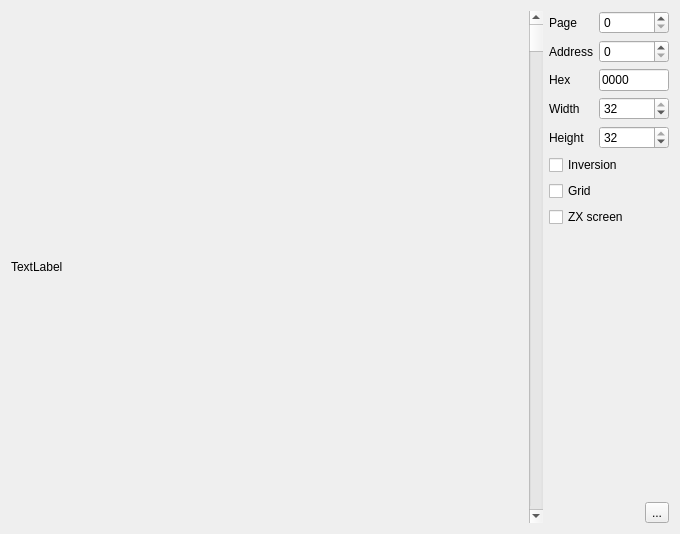
Old version of the form ui/memviewer.ui in the repository samstyle/Xpeccy.
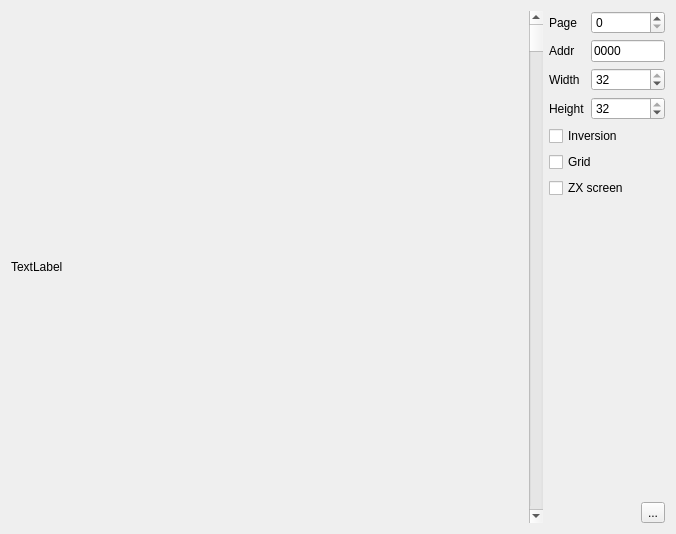
New version of the form. Icons and pictures are not drawn. Custom widgets are drawn as their Qt base class.

Commit message: build 20180106 [+] fix a crash on setting memory type 'address' [+] fix non-editing lines in dump table [+] add 'show keyboard' action to debugger tools menu

```diff
--- a/ui/memviewer.ui
+++ b/ui/memviewer.ui
@@ -9,7 +9,7 @@
    <rect>
     <x>0</x>
     <y>0</y>
-    <width>680</width>
+    <width>676</width>
     <height>522</height>
    </rect>
   </property>
@@ -49,13 +49,13 @@
      <item>
       <layout class="QGridLayout" name="gridLayout" columnstretch="0,0">
        <item row="1" column="0">
-        <widget class="QLabel" name="label_2">
+        <widget class="QLabel" name="label">
          <property name="text">
-          <string>Address</string>
+          <string>Addr</string>
          </property>
         </widget>
        </item>
-       <item row="3" column="1">
+       <item row="2" column="1">
         <widget class="QSpinBox" name="sbWidth">
          <property name="minimum">
           <number>1</number>
@@ -68,47 +68,26 @@
          </property>
         </widget>
        </item>
+       <item row="3" column="1">
+        <widget class="QSpinBox" name="sbHeight">
+         <property name="minimum">
+          <number>1</number>
+         </property>
+         <property name="maximum">
+          <number>32</number>
+         </property>
+         <property name="value">
+          <number>32</number>
+         </property>
+        </widget>
+       </item>
        <item row="3" column="0">
-        <widget class="QLabel" name="label_3">
-         <property name="text">
-          <string>Width</string>
-         </property>
-        </widget>
-       </item>
-       <item row="1" column="1">
-        <widget class="QSpinBox" name="sbAddr">
-         <property name="maximum">
-          <number>65535</number>
-         </property>
-        </widget>
-       </item>
-       <item row="2" column="0">
-        <widget class="QLabel" name="label">
-         <property name="text">
-          <string>Hex</string>
-         </property>
-        </widget>
-       </item>
-       <item row="4" column="0">
         <widget class="QLabel" name="label_4">
          <property name="text">
           <string>Height</string>
          </property>
         </widget>
        </item>
-       <item row="4" column="1">
-        <widget class="QSpinBox" name="sbHeight">
-         <property name="minimum">
-          <number>1</number>
-         </property>
-         <property name="maximum">
-          <number>32</number>
-         </property>
-         <property name="value">
-          <number>32</number>
-         </property>
-        </widget>
-       </item>
        <item row="0" column="0">
         <widget class="QLabel" name="label_5">
          <property name="text">
@@ -123,16 +102,20 @@
          </property>
         </widget>
        </item>
-       <item row="2" column="1">
-        <widget class="QLineEdit" name="adrHex">
-         <property name="inputMask">
-          <string>HHHH</string>
-         </property>
+       <item row="1" column="1">
+        <widget class="xHexSpin" name="adrHex">
          <property name="text">
           <string>0000</string>
          </property>
         </widget>
        </item>
+       <item row="2" column="0">
+        <widget class="QLabel" name="label_3">
+         <property name="text">
+          <string>Width</string>
+         </property>
+        </widget>
+       </item>
       </layout>
      </item>
      <item>
@@ -201,6 +184,13 @@
    </item>
   </layout>
  </widget>
+ <customwidgets>
+  <customwidget>
+   <class>xHexSpin</class>
+   <extends>QLineEdit</extends>
+   <header location="global">stdlib.h</header>
+  </customwidget>
+ </customwidgets>
  <tabstops>
   <tabstop>sbPage</tabstop>
   <tabstop>sbAddr</tabstop>
```
Left out of the diff: 1 changed line with no effect on the pictures. The commit also changes 12 other files.
